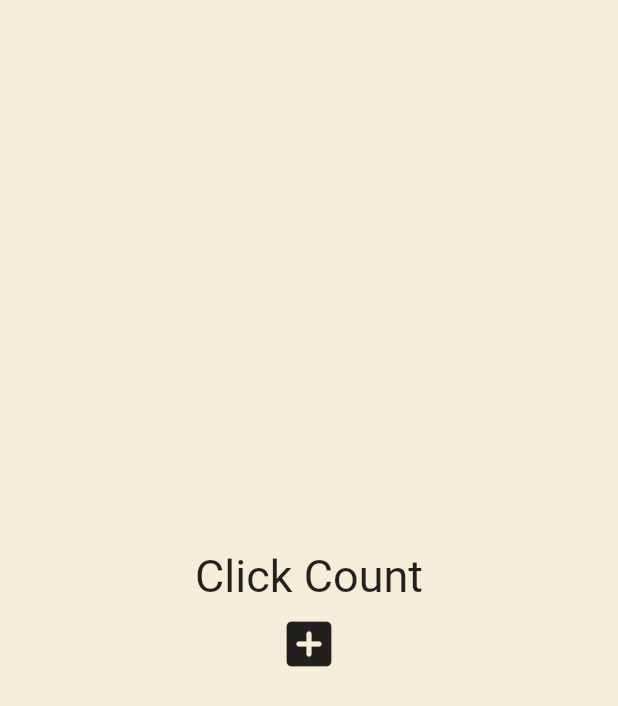
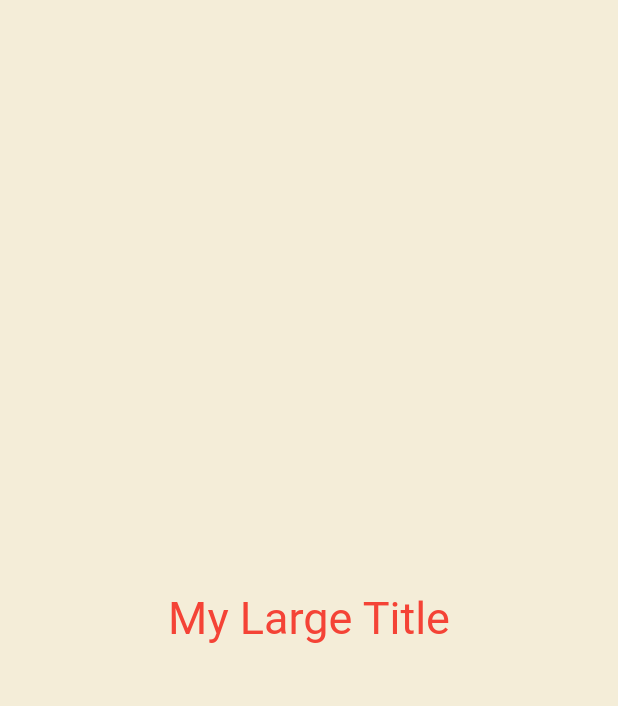
Before and after one commit to nicednjsdud/FlutterStudy, a Flutter app: the screen it shows after launch, on a phone screen of 412 x 824 dp. Shown: the top 706 px of the screen. Run offline on Flutter 3.47's test engine with Material 2 defaults, Android fonts, the phone set to English and light mode, and no system bars.

Commit message:
Study build context

```diff
--- a/toonflix2/lib/main.dart
+++ b/toonflix2/lib/main.dart
@@ -11,35 +11,33 @@
 
 class _MyAppState extends State<MyApp> {
   // int counter = 0;
-  List<int> numbers = [];
+  // List<int> numbers = [];
 
-  void onClicked() {
-    setState(() {
-      // counter = counter + 1
-      numbers.add(numbers.length);
-    });
-  }
+  // void onClicked() {
+  //   setState(() {
+  //     // counter = counter + 1
+  //     numbers.add(numbers.length);
+  //   });
+  // }
 
   // This widget is the root of your application.
   @override
   Widget build(BuildContext context) {
     return MaterialApp(
+      theme: ThemeData(
+        textTheme: const TextTheme(
+          titleLarge: TextStyle(
+            color: Colors.red,
+          ),
+        ),
+      ),
       home: Scaffold(
         backgroundColor: const Color(0xFFF4EDD8),
         body: Center(
           child: Column(
             mainAxisAlignment: MainAxisAlignment.center,
-            children: [
-              const Text(
-                'Click Count',
-                style: TextStyle(fontSize: 30),
-              ),
-              for (var n in numbers) Text('$n'),
-              IconButton(
-                iconSize: 40,
-                onPressed: onClicked,
-                icon: const Icon(Icons.add_box_rounded),
-              ),
+            children: const [
+              MyLargeTilte(),
             ],
           ),
         ),
@@ -47,3 +45,20 @@
     );
   }
 }
+
+class MyLargeTilte extends StatelessWidget {
+  const MyLargeTilte({
+    Key key,
+  }) : super(key: key);
+
+  @override
+  Widget build(BuildContext context) {
+    return Text(
+      'My Large Title',
+      style: TextStyle(
+        fontSize: 30,
+        color: Theme.of(context).textTheme.titleLarge?.color,
+      ),
+    );
+  }
+}
```
